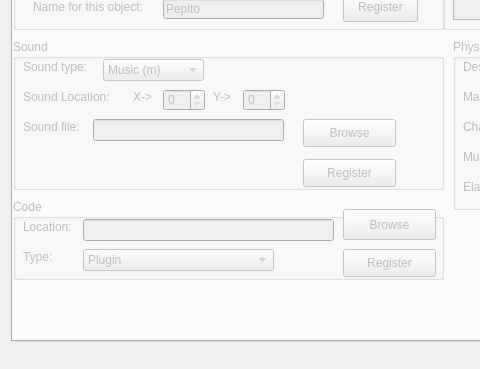
kiseitai3/Engine_Eureka, file Editor/Level_Designer/mainwindow.ui: the form before one commit; both pictures show x 0 to 480 and y 284 to 653 of the 1019 by 653 pixel window.
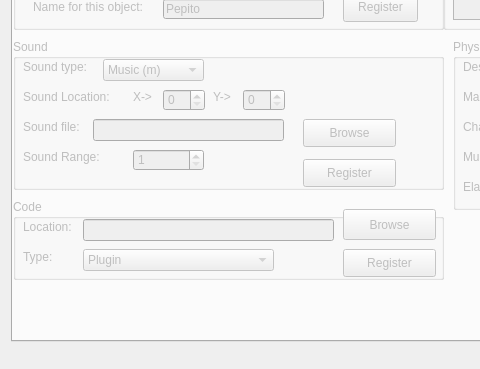
The form after the commit. The open tabs and pages were chosen to show the change.

Commit message: Texture and Sound registration components finished

Patch:
```diff
--- a/Editor/Level_Designer/mainwindow.ui
+++ b/Editor/Level_Designer/mainwindow.ui
@@ -681,6 +681,35 @@
            <string>Register</string>
           </property>
          </widget>
+         <widget class="QLabel" name="label_27">
+          <property name="geometry">
+           <rect>
+            <x>10</x>
+            <y>110</y>
+            <width>91</width>
+            <height>16</height>
+           </rect>
+          </property>
+          <property name="text">
+           <string>Sound Range: </string>
+          </property>
+         </widget>
+         <widget class="QSpinBox" name="sbSoundRange">
+          <property name="geometry">
+           <rect>
+            <x>120</x>
+            <y>110</y>
+            <width>71</width>
+            <height>22</height>
+           </rect>
+          </property>
+          <property name="minimum">
+           <number>1</number>
+          </property>
+          <property name="maximum">
+           <number>99999</number>
+          </property>
+         </widget>
         </widget>
         <widget class="QGroupBox" name="groupBox_6">
          <property name="geometry">
```
Left out of the diff: 8 changed lines with no effect on the pictures. The commit also changes 45 other files.
